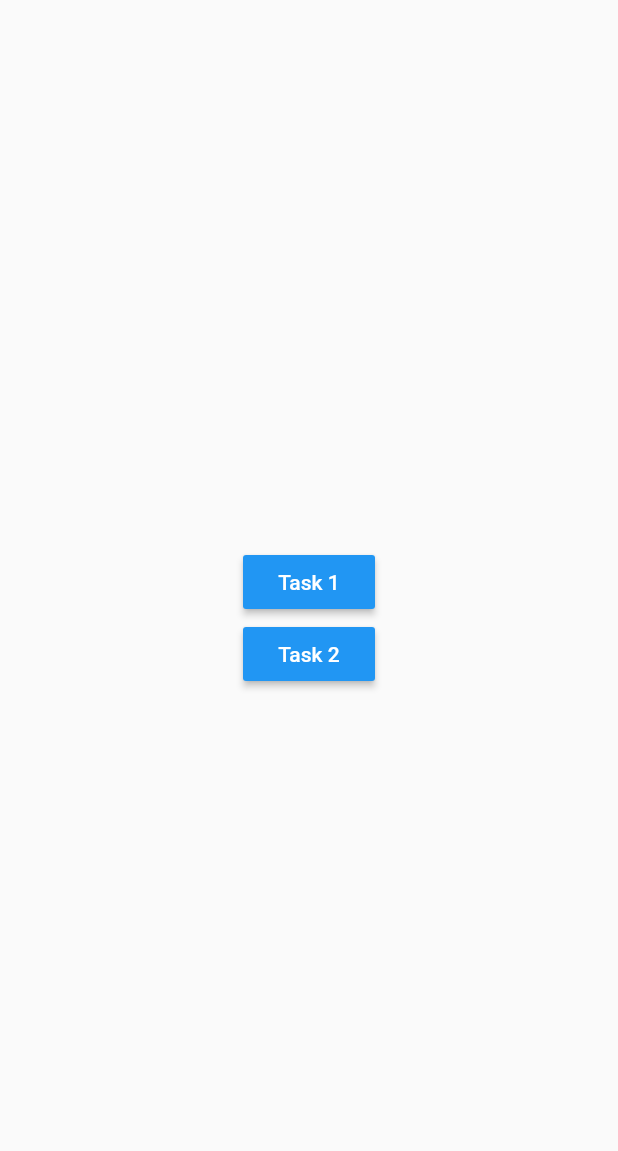
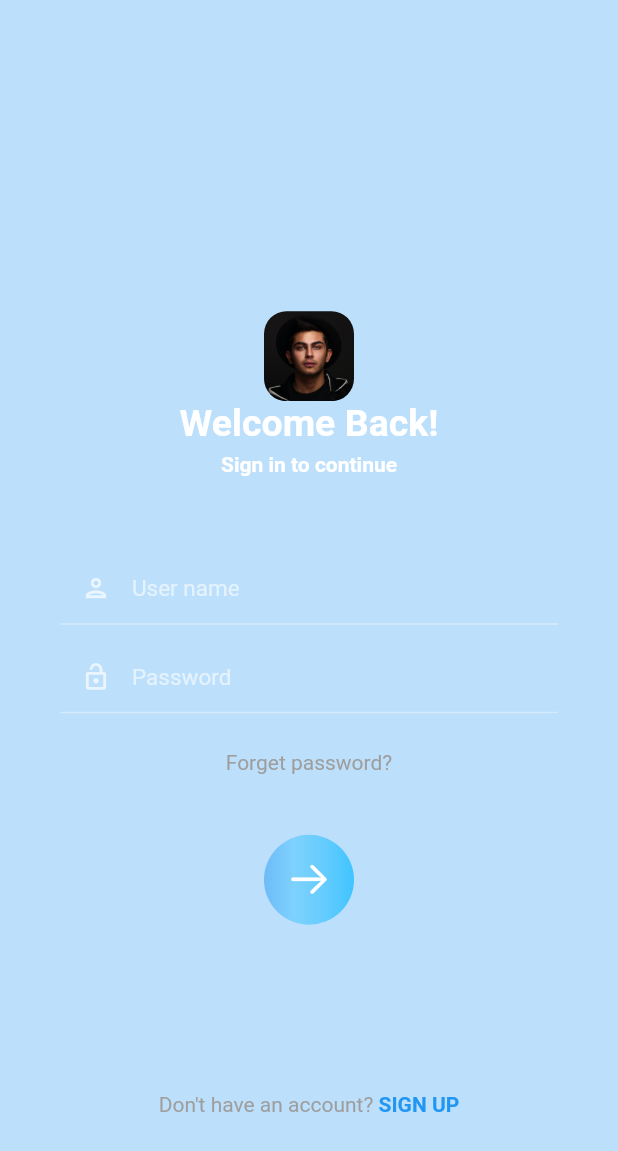
Before and after one commit to Jasco07122021/homework, a Flutter app: the screen it shows after launch, on a phone screen of 412 x 824 dp. Shown: the top 1151 px of the screen. Run offline on Flutter 3.47's test engine with Material 2 defaults, Android fonts, the phone set to English and light mode, and no system bars; our stand-ins replace easy_localization, faker, font_awesome_flutter, hive, hive_flutter, shared_preferences and 1 more; accounts and stored records are empty.

Commit message:
homework 6 => 4 (1)

```diff
--- a/lib/main.dart
+++ b/lib/main.dart
@@ -1,9 +1,12 @@
 import 'package:easy_localization/easy_localization.dart';
 import 'package:flutter/material.dart';
 import 'package:flutter/services.dart';
-import 'package:homework/pages/lesson6/lesson6_3.dart';
+import 'package:hive_flutter/hive_flutter.dart';
+import 'package:homework/pages/lesson6/lesson6_4_1_login.dart';
 
 void main() async {
+  await Hive.initFlutter();
+  await Hive.openBox("pdp_online");
   WidgetsFlutterBinding.ensureInitialized();
   await EasyLocalization.ensureInitialized();
   SystemChrome.setEnabledSystemUIMode(SystemUiMode.manual,
@@ -29,7 +32,7 @@ class MyApp extends StatelessWidget {
   const MyApp({Key? key}) : super(key: key);
 
   static final ValueNotifier<ThemeMode> themeNotifier =
-      ValueNotifier(ThemeMode.light);
+      ValueNotifier(ThemeMode.dark);
 
   @override
   Widget build(BuildContext context) {
@@ -41,7 +44,7 @@ class MyApp extends StatelessWidget {
           supportedLocales: context.supportedLocales,
           locale: context.locale,
           debugShowCheckedModeBanner: false,
-          home: Lesson6_3(),
+          home: Lesson6_4_1_login(),
           darkTheme: ThemeData.dark().copyWith(
             primaryColor: Colors.white,
             backgroundColor: Color(0xFF121212),
--- /dev/null
+++ b/lib/pages/lesson6/lesson6_4_1_login.dart
@@ -0,0 +1,152 @@
+import 'package:flutter/cupertino.dart';
+import 'package:flutter/gestures.dart';
+import 'package:flutter/material.dart';
+import 'package:hive/hive.dart';
+import 'package:homework/pages/lesson6/lesson6_4_1_logout.dart';
+
+class Lesson6_4_1_login extends StatefulWidget {
+  const Lesson6_4_1_login({Key? key}) : super(key: key);
+
+  @override
+  _Lesson6_4_1_loginState createState() => _Lesson6_4_1_loginState();
+}
+
+class _Lesson6_4_1_loginState extends State<Lesson6_4_1_login> {
+  TextEditingController nameUser = TextEditingController();
+  TextEditingController password = TextEditingController();
+
+  _doSignIn() {
+    var box = Hive.box("pdp_online");
+    box.put("name", nameUser.text);
+    box.put("password", password.text);
+
+    print("User name: " + box.get("name"));
+    print("Password: " + box.get("password"));
+  }
+
+  @override
+  Widget build(BuildContext context) {
+    return Scaffold(
+      resizeToAvoidBottomInset: false,
+      backgroundColor: Colors.blue.withOpacity(0.3),
+      body: Container(
+        width: double.infinity,
+        padding: EdgeInsets.symmetric(horizontal: 40),
+        child: Stack(
+          alignment: Alignment.bottomCenter,
+          children: [
+            ///body
+            Column(
+              mainAxisAlignment: MainAxisAlignment.center,
+              children: [
+                ClipRRect(
+                  borderRadius: BorderRadius.circular(15),
+                  child: Image.asset(
+                    "assets/images/user_2.jpeg",
+                    height: 60,
+                  ),
+                ),
+                Text(
+                  "Welcome Back!",
+                  style: TextStyle(fontSize: 25, fontWeight: FontWeight.bold),
+                ),
+                SizedBox(
+                  height: 5,
+                ),
+                Text(
+                  "Sign in to continue",
+                  style: TextStyle(fontWeight: FontWeight.bold),
+                ),
+                SizedBox(height: 50),
+                _textField(
+                  text: "User name",
+                  controller: nameUser,
+                  icon: Icons.person_outlined,
+                ),
+                SizedBox(height: 10),
+                _textField(
+                  text: "Password",
+                  controller: password,
+                  icon: Icons.lock_open,
+                ),
+                SizedBox(height: 25),
+                Text(
+                  "Forget password?",
+                  style: TextStyle(color: Colors.grey),
+                ),
+                SizedBox(height: 40),
+                GestureDetector(onTap: _doSignIn, child: _circleButton()),
+              ],
+            ),
+
+            ///bottom rich text
+            Padding(
+              padding: const EdgeInsets.only(bottom: 80),
+              child: RichText(
+                text: TextSpan(
+                  text: "Don't have an account? ",
+                  style: TextStyle(color: Colors.grey),
+                  children: [
+                    TextSpan(
+                        text: "SIGN UP",
+                        style: TextStyle(
+                          color: Colors.blue,
+                          fontWeight: FontWeight.bold,
+                        ),
+                        recognizer: TapGestureRecognizer()
+                          ..onTap = () {
+                            Navigator.push(
+                                context,
+                                MaterialPageRoute(
+                                    builder: (context) =>
+                                        Lesson6_4_1_logout()));
+                          }),
+                  ],
+                ),
+              ),
+            ),
+          ],
+        ),
+      ),
+    );
+  }
+
+  Container _circleButton() {
+    return Container(
+      height: 60,
+      width: 60,
+      decoration: BoxDecoration(
+        shape: BoxShape.circle,
+        gradient: LinearGradient(
+          begin: Alignment.centerRight,
+          end: Alignment.centerLeft,
+          colors: [
+            Colors.lightBlueAccent,
+            Colors.lightBlueAccent.withOpacity(0.7),
+            Colors.lightBlueAccent.withOpacity(0.5),
+            Colors.blue.withOpacity(0.5),
+          ],
+        ),
+      ),
+      child: Icon(
+        CupertinoIcons.arrow_right,
+        size: 30,
+      ),
+    );
+  }
+
+  TextField _textField({text, controller, icon}) {
+    return TextField(
+      controller: controller,
+      decoration: InputDecoration(
+        contentPadding: EdgeInsets.symmetric(vertical: 15),
+        hintText: text,
+        hintStyle: TextStyle(fontSize: 15),
+        prefixIcon: Icon(
+          icon,
+          size: 20,
+        ),
+      ),
+    );
+  }
+}
--- /dev/null
+++ b/lib/services/hive_les6_4_1.dart
@@ -0,0 +1,3 @@
+class HiveDB{
+
+}
--- a/pubspec.yaml
+++ b/pubspec.yaml
@@ -39,6 +39,8 @@ dependencies:
   easy_localization: ^3.0.0
   shared_preferences: ^2.0.13
   font_awesome_flutter: ^9.2.0
+  hive: ^2.0.5
+  hive_flutter: ^1.1.0
 
 
 dev_dependencies:
```
Also changed, not shown: lib/pages/lesson6/lesson6_4_1_logout.dart (added, +148 -0 lines), pubspec.lock.
